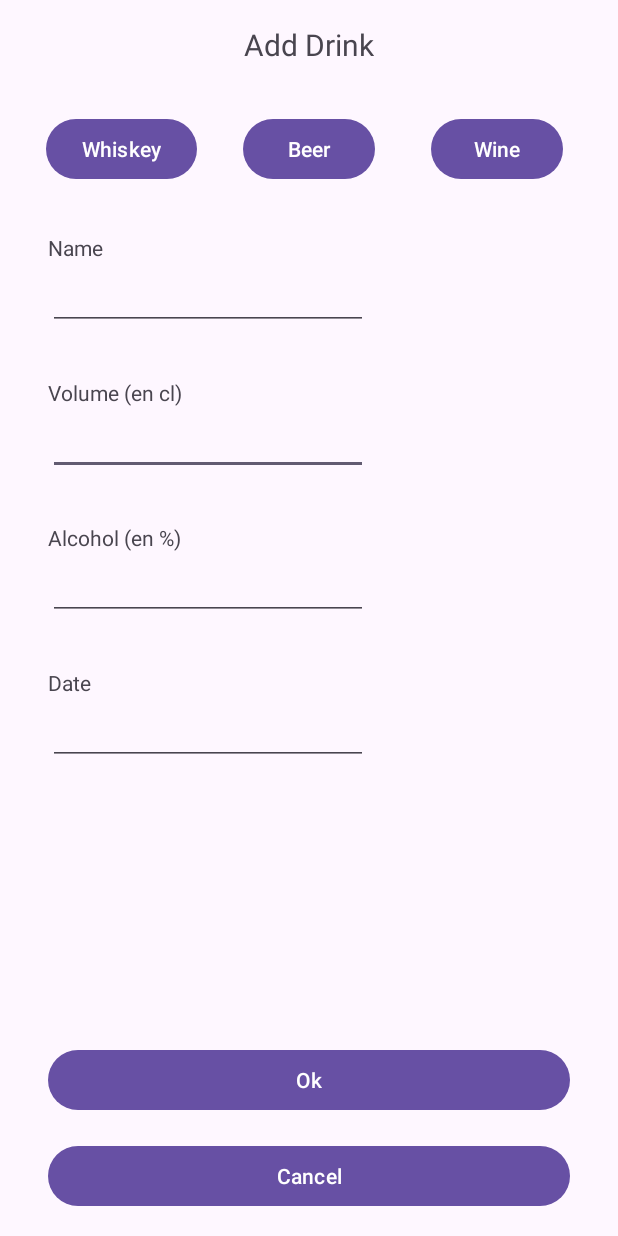
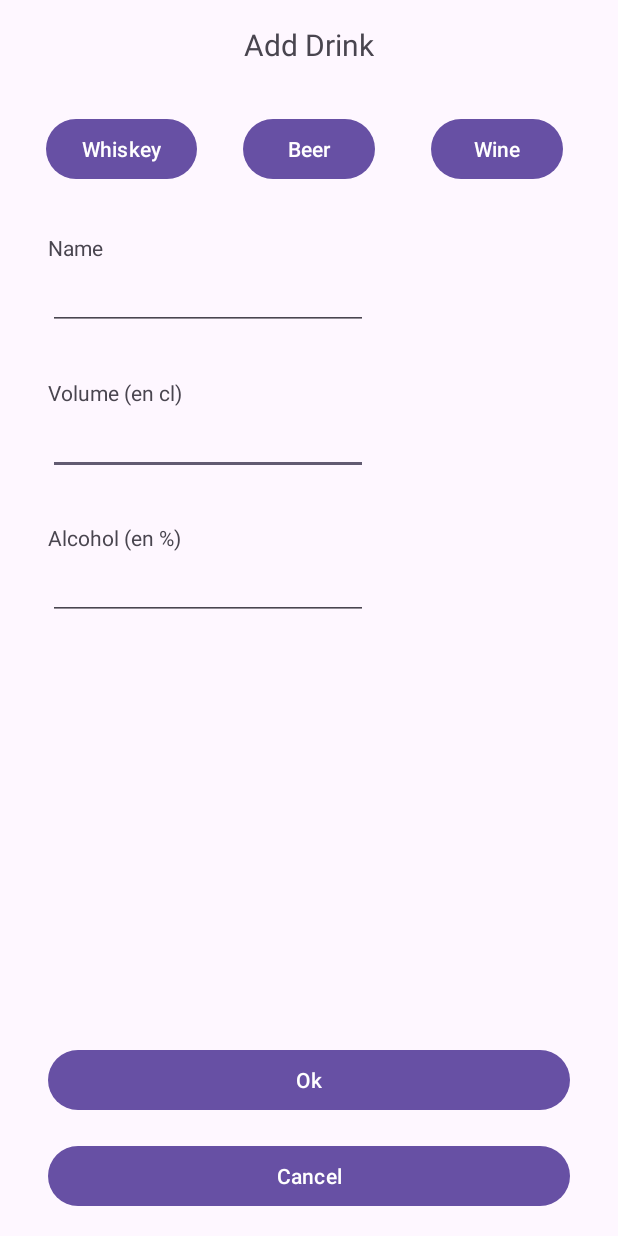
Before and after one commit to Freckyjules/Ethylotest, an Android app: the AddDrinkActivity screen opened directly, with no data from a screen before it, on a phone screen of 412 x 824 dp. Run offline under Robolectric (Android 15) with nearby library versions, the light colour scheme and no system bars.

Commit message:
addDrinkActivity avec le saveDrinks

```diff
--- a/app/src/main/java/com/example/ethylotest/Activity/AddDrinkActivity.java
+++ b/app/src/main/java/com/example/ethylotest/Activity/AddDrinkActivity.java
@@ -1,8 +1,10 @@
 package com.example.ethylotest.Activity;
 
+import android.content.SharedPreferences;
 import android.os.Bundle;
 import android.widget.Button;
 import android.widget.EditText;
+import android.widget.Toast;
 
 import androidx.activity.EdgeToEdge;
 import androidx.appcompat.app.AppCompatActivity;
@@ -10,14 +12,15 @@
 import androidx.core.view.ViewCompat;
 import androidx.core.view.WindowInsetsCompat;
 
+import com.example.ethylotest.Logic.Drink;
 import com.example.ethylotest.R;
+import com.example.ethylotest.Save.SaveDrinks;
 
 public class AddDrinkActivity extends AppCompatActivity {
 
     private EditText nameEditText;
     private EditText volumeEditText;
     private EditText alcoholEditText;
-    private EditText dateEditText;
 
     private Button cancelButton;
     private Button okButton;
@@ -42,7 +45,6 @@
         nameEditText = findViewById(R.id.nameEditText);
         volumeEditText = findViewById(R.id.volumeEditText);
         alcoholEditText = findViewById(R.id.alcoholEditText);
-        dateEditText = findViewById(R.id.dateEditText);
 
         // Initialiser les boutons
         cancelButton = findViewById(R.id.cancelButton2);
@@ -51,8 +53,9 @@
         wineButton = findViewById(R.id.wineButton);
         wiskeyButton = findViewById(R.id.whiskeyButton);
 
-        // préparer la date actuelle
-        // dateEditText.setText(new SimpleDateFormat("dd/MM/yyyy").format(new Date()));
+        // Initialise les sharedPreferences et la logique de sauvegarde
+        SharedPreferences sharedPreferences = getSharedPreferences("UserPreferences", MODE_PRIVATE);
+        SaveDrinks saveDrinks = new SaveDrinks(sharedPreferences);
 
         // Configurer les actions des boutons
         beerButton.setOnClickListener(v -> {
@@ -81,5 +84,36 @@
             // Action pour le bouton Annuler
             finish(); // Ferme l'activité actuelle
         });
+
+        okButton.setOnClickListener(v -> {
+
+            // Récupérer les valeurs des champs de saisie
+            String name = nameEditText.getText().toString();
+            String volumeStr = volumeEditText.getText().toString();
+            String alcoholStr = alcoholEditText.getText().toString();
+
+            // Vérifier que les champs ne sont pas vides
+            if (name.isEmpty() || volumeStr.isEmpty() || alcoholStr.isEmpty()) {
+                messageElementManquant(); // Afficher un message d'erreur
+            } else {
+                // Convertir les valeurs en types appropriés
+                int volume = Integer.parseInt(volumeStr);
+                double alcohol = Double.parseDouble(alcoholStr);
+
+                // Créer un objet Drink et le sauvegarder
+                Drink drink = new Drink(volume, alcohol, name);
+                saveDrinks.saveOneDrink(drink);
+
+                // Fermer l'activité après la sauvegarde
+                finish();
+            }
+        });
+    }
+
+    /**
+     * Affiche un message d'erreur si l'utilisateur n'a pas tout rempli les champs requis.
+     */
+    private void messageElementManquant() {
+        Toast.makeText(this, "Veuillez remplir tous les champs requis.", Toast.LENGTH_SHORT).show();
     }
 }
--- a/app/src/main/res/layout/activity_add_drink.xml
+++ b/app/src/main/res/layout/activity_add_drink.xml
@@ -73,16 +73,6 @@
         app:layout_constraintStart_toStartOf="parent"
         app:layout_constraintTop_toBottomOf="@+id/volumeEditText" />
 
-    <TextView
-        android:id="@+id/textView7"
-        android:layout_width="wrap_content"
-        android:layout_height="wrap_content"
-        android:layout_marginStart="32dp"
-        android:layout_marginTop="32dp"
-        android:text="Date"
-        app:layout_constraintStart_toStartOf="parent"
-        app:layout_constraintTop_toBottomOf="@+id/alcoholEditText" />
-
     <EditText
         android:id="@+id/alcoholEditText"
         android:layout_width="wrap_content"
@@ -92,16 +82,6 @@
         android:inputType="text"
         app:layout_constraintStart_toStartOf="parent"
         app:layout_constraintTop_toBottomOf="@+id/textView6" />
-
-    <EditText
-        android:id="@+id/dateEditText"
-        android:layout_width="wrap_content"
-        android:layout_height="wrap_content"
-        android:layout_marginStart="32dp"
-        android:ems="10"
-        android:inputType="text"
-        app:layout_constraintStart_toStartOf="parent"
-        app:layout_constraintTop_toBottomOf="@+id/textView7" />
 
     <Button
         android:id="@+id/whiskeyButton"
```
Also changed, not shown: app/src/main/java/com/example/ethylotest/Logic/Drink.java (+14 -1 lines), app/src/main/java/com/example/ethylotest/Save/SaveDrinks.java (+47 -0 lines).
